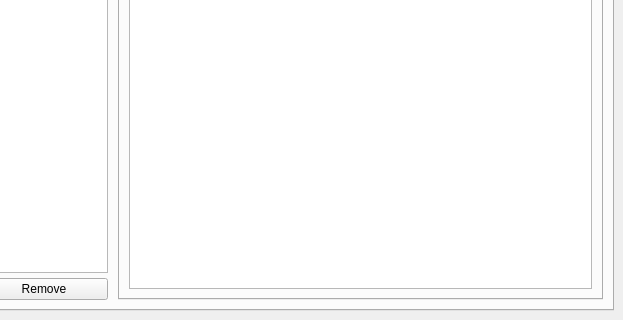
Qt form lib/ui/main.ui (Fisk24/Yawpm) before a commit; both pictures show x 192 to 815 and y 261 to 581 of the 815 by 581 pixel window.
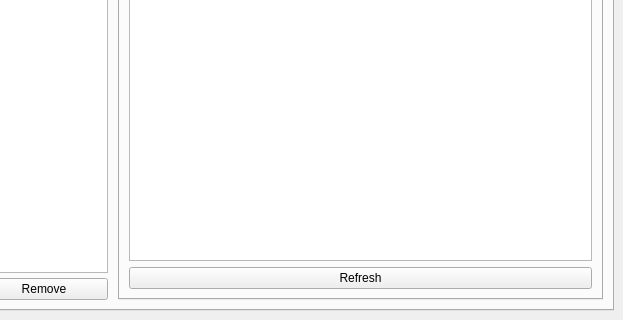
The same form after that commit. Icons and pictures are not drawn.

Commit message: added refresh button on program files screen

What changed in the file:
```diff
--- a/lib/ui/main.ui
+++ b/lib/ui/main.ui
@@ -173,9 +173,16 @@
                 <string>All Programs</string>
                </attribute>
                <layout class="QGridLayout" name="gridLayout_5">
-                <item row="0" column="0">
+                <item row="1" column="0">
                  <widget class="QListWidget" name="allProgramsListWidget"/>
                 </item>
+                <item row="2" column="0">
+                 <widget class="QPushButton" name="refreshProgramsPushButton">
+                  <property name="text">
+                   <string>Refresh</string>
+                  </property>
+                 </widget>
+                </item>
                </layout>
               </widget>
               <widget class="QWidget" name="tabWidget_2Page1">
```
